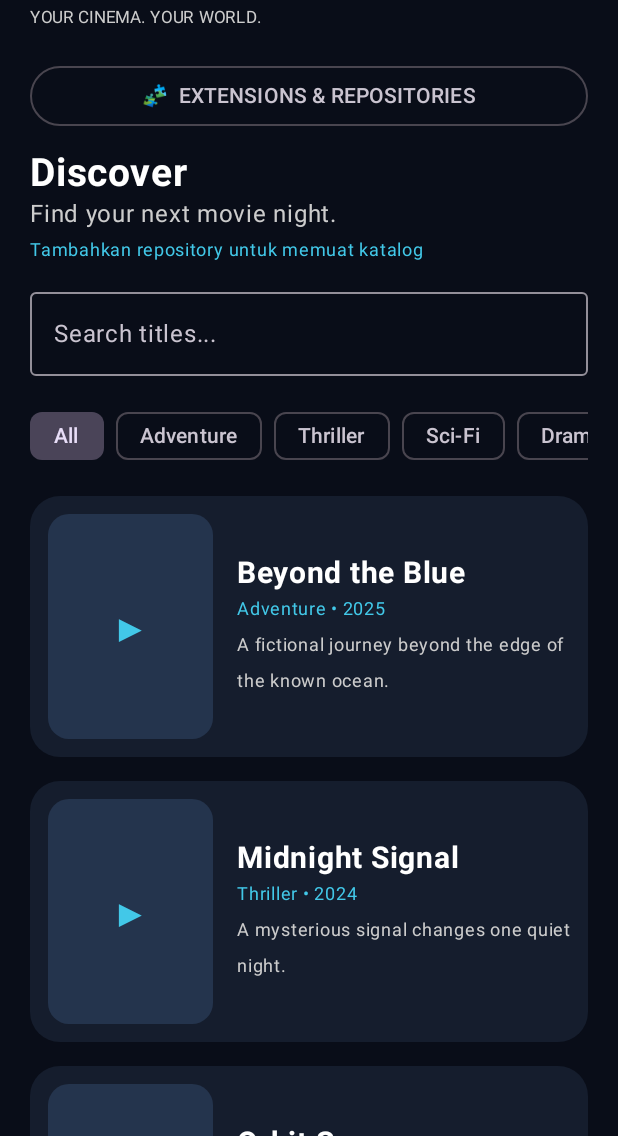
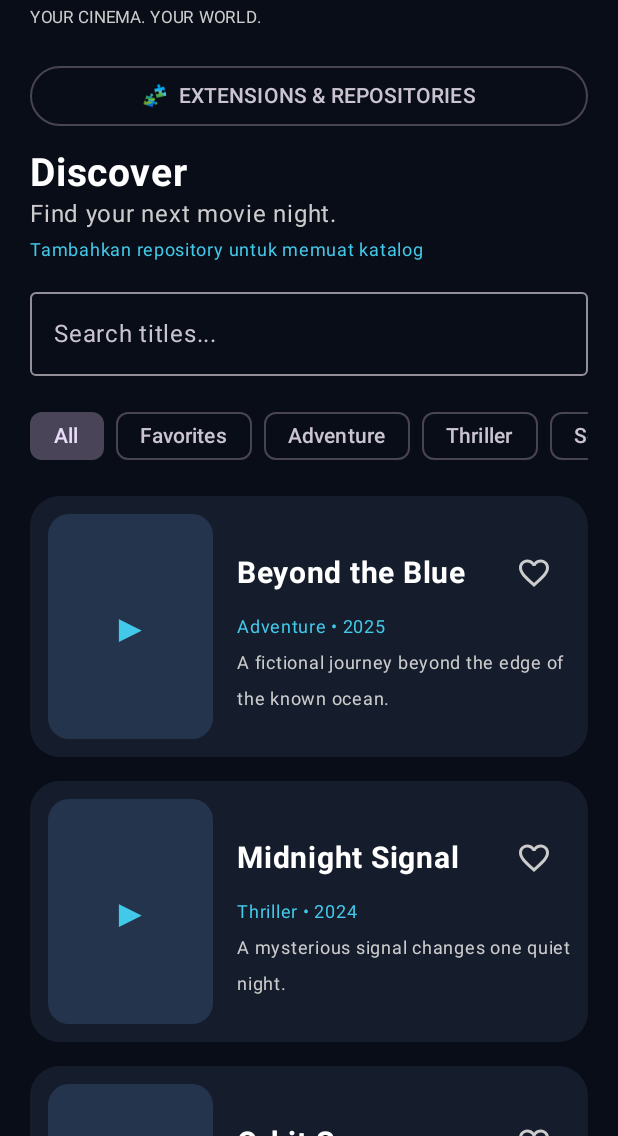
Before and after one commit to SalonTidakPas/MOVIXA, an Android app built with Jetpack Compose: the screen it shows after launch (MainActivity), on a phone screen of 412 x 824 dp, the part 100-1236 px from its top. Run offline under Robolectric (Android 15) with nearby library versions, the phone set to English and light mode, and no system bars.

Commit message:
Update MainActivity.kt

```diff
--- a/app/src/main/java/com/movixa/app/MainActivity.kt
+++ b/app/src/main/java/com/movixa/app/MainActivity.kt
@@ -167,6 +167,27 @@ fun MovixaApp() {
     var category by remember { mutableStateOf("All") }
     var showExtensions by remember { mutableStateOf(false) }
 
+
+val favoriteTitles = remember {
+    mutableStateListOf<String>().apply {
+        addAll(
+            preferences.getStringSet("favorites", emptySet())
+                ?: emptySet()
+        )
+    }
+}
+
+fun toggleFavorite(movie: Movie) {
+    if (favoriteTitles.contains(movie.title)) {
+        favoriteTitles.remove(movie.title)
+    } else {
+        favoriteTitles.add(movie.title)
+    }
+
+    preferences.edit()
+        .putStringSet("favorites", favoriteTitles.toSet())
+        .apply()
+}
     var extensionMovies by remember {
         mutableStateOf<List<Movie>>(emptyList())
     }
@@ -206,12 +227,16 @@ fun MovixaApp() {
         .distinctBy { it.title }
 
     val categories = (
-        listOf("All", "Adventure", "Thriller", "Sci-Fi", "Drama", "Demo") +
+    listOf("All", "Favorites", "Adventure", "Thriller", "Sci-Fi", "Drama", "Demo") +
         extensionMovies.map { it.genre }
     ).distinct()
 
     val visible = allMovies.filter {
-        (category == "All" || it.genre == category) &&
+    (
+        category == "All" ||
+        (category == "Favorites" && favoriteTitles.contains(it.title)) ||
+        it.genre == category
+    ) &&
         it.title.contains(query, ignoreCase = true)
     }
 
@@ -340,9 +365,12 @@ fun MovixaApp() {
                         }
 
                         items(visible, key = { it.title }) { movie ->
-                            MovieCard(movie) {
-                                selected = movie
-                            }
+                            MovieCard(
+    movie = movie,
+    isFavorite = favoriteTitles.contains(movie.title),
+    onFavoriteClick = { toggleFavorite(movie) },
+    onClick = { selected = movie }
+)
                         }
 
                         item {
@@ -625,8 +653,14 @@ fun PosterImage(url: String, modifier: Modifier = Modifier) {
         }
     }
 }
+
 @Composable
-fun MovieCard(movie: Movie, onClick: () -> Unit) {
+fun MovieCard(
+    movie: Movie,
+    isFavorite: Boolean,
+    onFavoriteClick: () -> Unit,
+    onClick: () -> Unit
+) {
     Row(
         modifier = Modifier
             .fillMaxWidth()
@@ -644,17 +678,40 @@ fun MovieCard(movie: Movie, onClick: () -> Unit) {
 
         Spacer(Modifier.width(16.dp))
 
-        Column {
+        Column(
+            modifier = Modifier.weight(1f)
+        ) {
+            Row(
+                verticalAlignment = Alignment.CenterVertically
+            ) {
                 Text(
                     movie.title,
                     fontWeight = FontWeight.Bold,
-                fontSize = 20.sp
+                    fontSize = 20.sp,
+                    modifier = Modifier.weight(1f)
                 )
+
+                IconButton(
+                    onClick = onFavoriteClick
+                ) {
+                    Icon(
+                        imageVector = if (isFavorite) {
+                            Icons.Filled.Favorite
+                        } else {
+                            Icons.Filled.FavoriteBorder
+                        },
+                        contentDescription = "Favorite",
+                        tint = if (isFavorite) Color.Red else Color.LightGray
+                    )
+                }
+            }
+
             Text(
                 "${movie.genre} • ${movie.year}",
                 color = Aqua,
                 fontSize = 12.sp
             )
+
             Text(
                 movie.description,
                 color = Color.LightGray,
```
Lines whose indentation alone changed are shown as unchanged.
